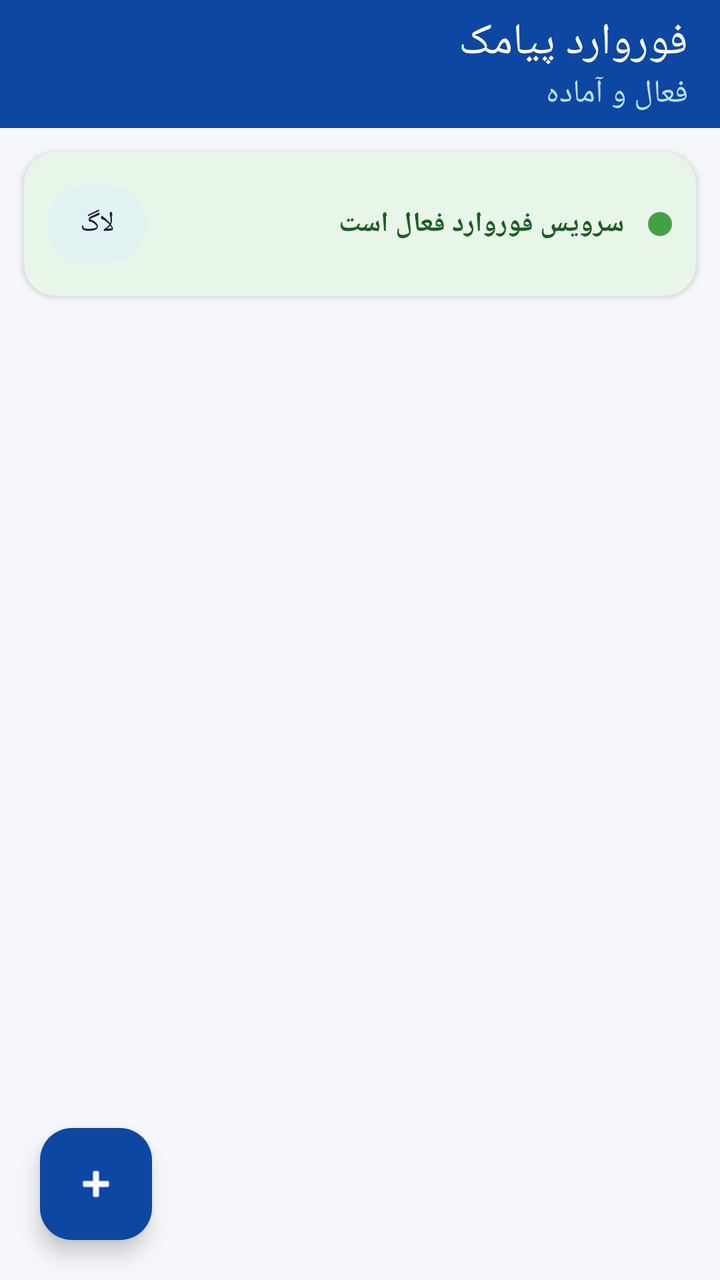
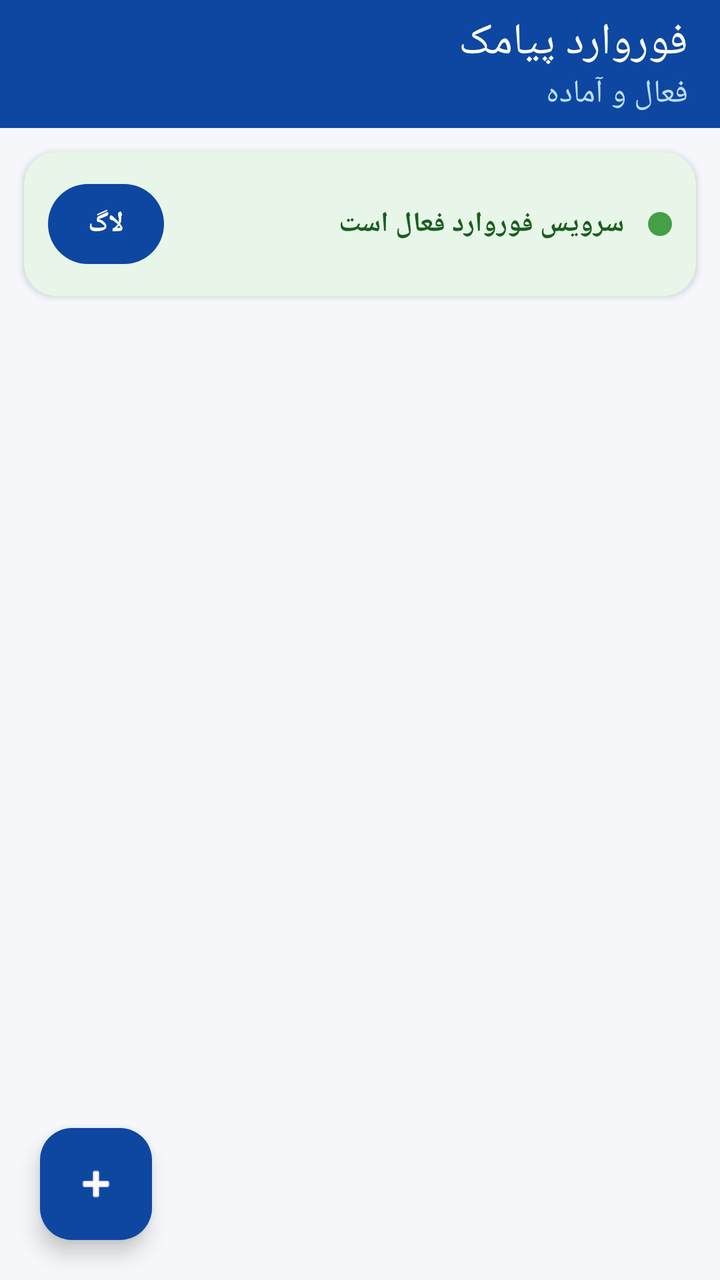

Before-and-after screenshots of an Android layout around one commit, followed by the original layout XML and the change that was made.
<!-- AndroidManifest.xml: application theme Theme.SmsForwarder -->
<!-- res/layout/activity_main.xml -->
<?xml version="1.0" encoding="utf-8"?>
<androidx.coordinatorlayout.widget.CoordinatorLayout
    xmlns:android="http://schemas.android.com/apk/res/android"
    xmlns:app="http://schemas.android.com/apk/res-auto"
    android:id="@+id/rootLayout"
    android:layout_width="match_parent"
    android:layout_height="match_parent"
    android:fitsSystemWindows="true"
    android:layoutDirection="rtl"
    android:background="#F5F7FA">

    <com.google.android.material.appbar.AppBarLayout
        android:layout_width="match_parent"
        android:layout_height="wrap_content"
        android:fitsSystemWindows="true">

        <com.google.android.material.appbar.MaterialToolbar
            android:id="@+id/toolbar"
            android:layout_width="match_parent"
            android:layout_height="?attr/actionBarSize"
            android:background="?attr/colorPrimary"
            app:title="@string/app_name"
            app:titleTextColor="@android:color/white"
            app:subtitle="فعال و آماده"
            app:subtitleTextColor="#BBDEFB" />

    </com.google.android.material.appbar.AppBarLayout>

    <LinearLayout
        android:layout_width="match_parent"
        android:layout_height="match_parent"
        android:orientation="vertical"
        app:layout_behavior="@string/appbar_scrolling_view_behavior">

        <com.google.android.material.card.MaterialCardView
            android:layout_width="match_parent"
            android:layout_height="wrap_content"
            android:layout_margin="12dp"
            app:cardCornerRadius="16dp"
            app:cardElevation="2dp"
            app:strokeWidth="0dp"
            app:cardBackgroundColor="#E8F5E9">

            <LinearLayout
                android:layout_width="match_parent"
                android:layout_height="wrap_content"
                android:orientation="horizontal"
                android:padding="12dp"
                android:gravity="center_vertical">

                <View
                    android:id="@+id/statusDot"
                    android:layout_width="12dp"
                    android:layout_height="12dp"
                    android:background="@drawable/status_dot_green" />

                <TextView
                    android:id="@+id/txtStatus"
                    android:layout_width="0dp"
                    android:layout_height="wrap_content"
                    android:layout_weight="1"
                    android:layout_marginStart="12dp"
                    android:text="سرویس فوروارد فعال است"
                    android:textSize="14sp"
                    android:textColor="#1B5E20"
                    android:textStyle="bold" />

                <com.google.android.material.button.MaterialButton
                    android:id="@+id/btnOpenLog"
                    style="@style/Widget.Material3.Button.TonalButton"
                    android:layout_width="wrap_content"
                    android:layout_height="wrap_content"
                    android:text="لاگ"
                    android:minWidth="0dp"
                    android:paddingHorizontal="16dp" />

            </LinearLayout>
        </com.google.android.material.card.MaterialCardView>

        <androidx.recyclerview.widget.RecyclerView
            android:id="@+id/recyclerRules"
            android:layout_width="match_parent"
            android:layout_height="0dp"
            android:layout_weight="1"
            android:paddingHorizontal="8dp"
            android:paddingBottom="88dp"
            android:clipToPadding="false" />

        <TextView
            android:id="@+id/txtEmpty"
            android:layout_width="match_parent"
            android:layout_height="0dp"
            android:layout_weight="1"
            android:gravity="center"
            android:text="هنوز قانونی تعریف نشده\nروی + بزنید تا قانون جدید بسازید"
            android:textAlignment="center"
            android:textSize="15sp"
            android:textColor="#78909C"
            android:visibility="gone" />

    </LinearLayout>

    <com.google.android.material.floatingactionbutton.FloatingActionButton
        android:id="@+id/fabAdd"
        android:layout_width="wrap_content"
        android:layout_height="wrap_content"
        android:layout_gravity="bottom|end"
        android:layout_margin="20dp"
        android:contentDescription="افزودن قانون"
        app:backgroundTint="?attr/colorPrimary"
        app:tint="@android:color/white"
        app:srcCompat="@android:drawable/ic_input_add"
        app:elevation="6dp" />

</androidx.coordinatorlayout.widget.CoordinatorLayout>
<!-- resources referenced by this layout -->
<resources>
  <!-- drawable status_dot_green (drawable) -->
  <?xml version="1.0" encoding="utf-8"?>
  <shape xmlns:android="http://schemas.android.com/apk/res/android"
      android:shape="oval">
      <solid android:color="#43A047" />
      <size android:width="12dp" android:height="12dp" />
  </shape>
  <string name="app_name">فوروارد پیامک</string>
  <style name="Theme.SmsForwarder" parent="Theme.Material3.DayNight.NoActionBar">
          <item name="colorPrimary">#0D47A1</item>
          <item name="colorPrimaryContainer">#E3F2FD</item>
          <item name="colorOnPrimary">@android:color/white</item>
          <item name="colorSecondary">#00897B</item>
          <item name="colorSecondaryContainer">#E0F2F1</item>
          <item name="android:statusBarColor">#0D47A1</item>
          <item name="android:navigationBarColor">#FAFAFA</item>
          <item name="android:windowLightNavigationBar">true</item>
          
          <item name="materialAlertDialogTheme">@style/ThemeOverlay.SmsForwarder.Dialog</item>
      </style>
  <style name="ThemeOverlay.SmsForwarder.Dialog" parent="ThemeOverlay.Material3.MaterialAlertDialog">
          <item name="android:background">#FFFFFF</item>
          <item name="colorSurface">#FFFFFF</item>
          <item name="colorOnSurface">#212121</item>
          <item name="android:textColorPrimary">#212121</item>
          <item name="android:textColorSecondary">#424242</item>
      </style>
</resources>

<!-- the commit's change to res/layout/activity_main.xml (unified diff, before → after) -->
@@ -67,12 +67,16 @@
 
                 <com.google.android.material.button.MaterialButton
                     android:id="@+id/btnOpenLog"
-                    style="@style/Widget.Material3.Button.TonalButton"
+                    style="@style/Widget.Material3.Button"
                     android:layout_width="wrap_content"
                     android:layout_height="wrap_content"
                     android:text="لاگ"
+                    android:textColor="@android:color/white"
+                    android:textStyle="bold"
                     android:minWidth="0dp"
-                    android:paddingHorizontal="16dp" />
+                    android:paddingHorizontal="20dp"
+                    app:backgroundTint="#0D47A1"
+                    app:cornerRadius="20dp" />
 
             </LinearLayout>
         </com.google.android.material.card.MaterialCardView>
@@ -95,7 +99,7 @@
             android:text="هنوز قانونی تعریف نشده\nروی + بزنید تا قانون جدید بسازید"
             android:textAlignment="center"
             android:textSize="15sp"
-            android:textColor="#78909C"
+            android:textColor="#546E7A"
             android:visibility="gone" />
 
     </LinearLayout>
<!-- resource entries referenced after the edit -->
@@ -14,18 +14,23 @@
           <item name="colorOnPrimary">@android:color/white</item>
           <item name="colorSecondary">#00897B</item>
           <item name="colorSecondaryContainer">#E0F2F1</item>
+          <item name="colorOnSurface">#212121</item>
+          <item name="colorOnSurfaceVariant">#424242</item>
+          <item name="android:textColorPrimary">#212121</item>
+          <item name="android:textColorSecondary">#424242</item>
           <item name="android:statusBarColor">#0D47A1</item>
           <item name="android:navigationBarColor">#FAFAFA</item>
           <item name="android:windowLightNavigationBar">true</item>
-          
           <item name="materialAlertDialogTheme">@style/ThemeOverlay.SmsForwarder.Dialog</item>
       </style>
   <style name="ThemeOverlay.SmsForwarder.Dialog" parent="ThemeOverlay.Material3.MaterialAlertDialog">
           <item name="android:background">#FFFFFF</item>
           <item name="colorSurface">#FFFFFF</item>
           <item name="colorOnSurface">#212121</item>
+          <item name="colorOnSurfaceVariant">#424242</item>
           <item name="android:textColorPrimary">#212121</item>
           <item name="android:textColorSecondary">#424242</item>
+          <item name="android:textColorHint">#616161</item>
       </style>
 </resources>
 
